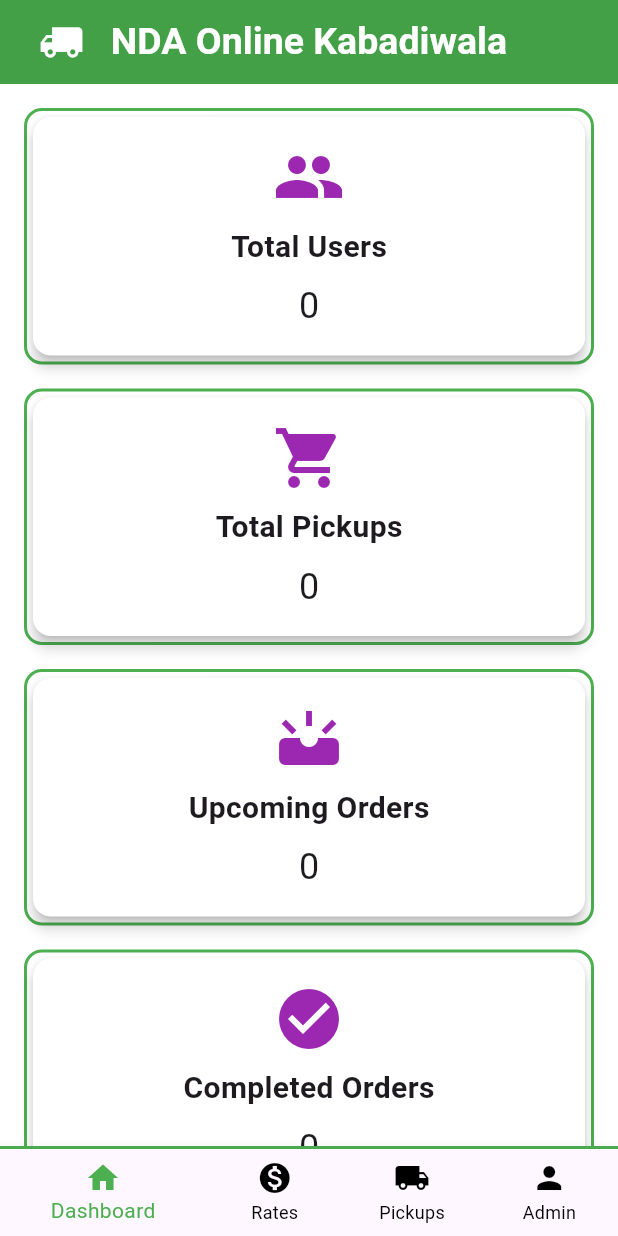
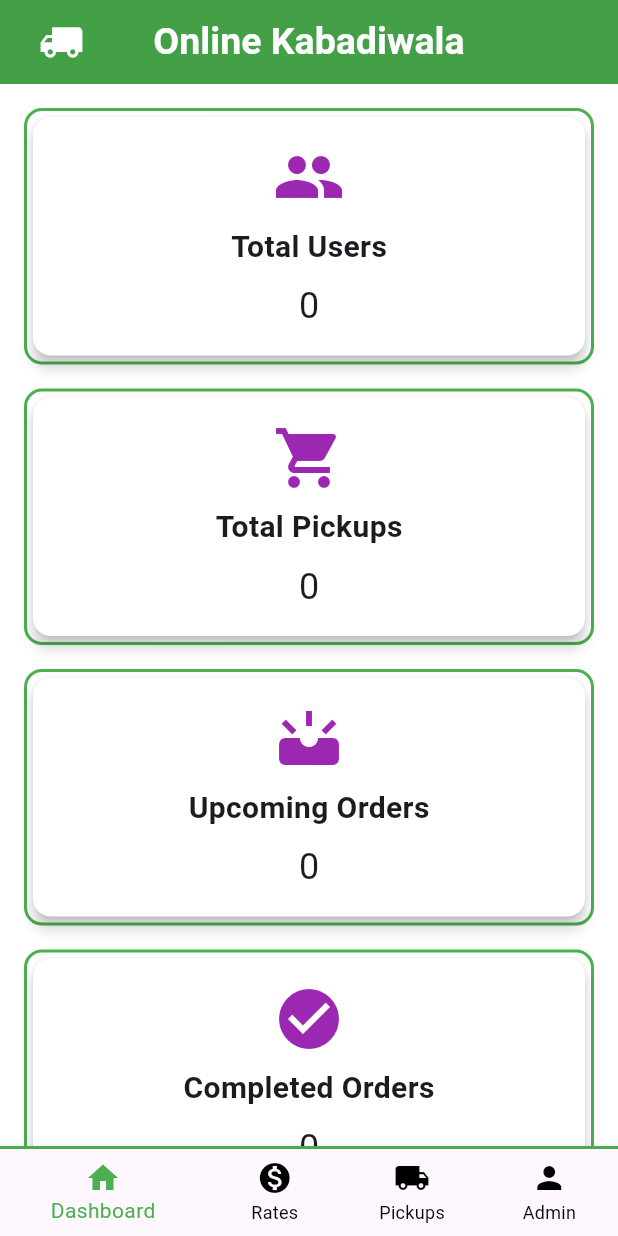
Before and after one commit to Sagar-vpatil/Easy_Scrap_Pickup_App, a Flutter app: the screen it shows once a user with an empty profile is signed in, on a phone screen of 412 x 824 dp. Run offline on Flutter 3.47's test engine with Material 3 defaults, Android fonts, the phone set to English and light mode, and no system bars; drawn by our look-alikes of upgrader; our stand-ins replace carousel_slider, cloud_firestore, firebase_auth, firebase_core, firebase_crashlytics, fluttertoast and 3 more; accounts and stored records are empty.

Commit message:
Minor Changes

```diff
--- a/lib/Admin/adminhome.dart
+++ b/lib/Admin/adminhome.dart
@@ -35,7 +35,7 @@ class _MyAdminHomeState extends State<MyAdminHome> {
   Widget build(BuildContext context) {
     return Scaffold(
       appBar: AppBar(
-        title: const Text('NDA Online Kabadiwala',style:
+        title: const Text('Online Kabadiwala',style:
         TextStyle(
           fontSize: 25,
           fontWeight: FontWeight.bold,
--- a/lib/Admin/adminpickups.dart
+++ b/lib/Admin/adminpickups.dart
@@ -1,10 +1,7 @@
 import 'package:cloud_firestore/cloud_firestore.dart';
 import 'package:flutter/material.dart';
-
-
 import 'package:url_launcher/url_launcher.dart';
-
-import '../User/userhome.dart';
+import 'adminhome.dart';
 import '../service/database.dart';
 
 class MyAdminPickups extends StatefulWidget {
--- a/lib/Admin/adminprofile.dart
+++ b/lib/Admin/adminprofile.dart
@@ -2,9 +2,7 @@ import 'package:cloud_firestore/cloud_firestore.dart';
 import 'package:firebase_auth/firebase_auth.dart';
 import 'package:flutter/gestures.dart';
 import 'package:flutter/material.dart';
-import 'package:url_launcher/url_launcher.dart';
-
-import '../User/userhome.dart';
+import 'adminhome.dart';
 
 class MyAdminProfile extends StatefulWidget {
   const MyAdminProfile({super.key});
```
